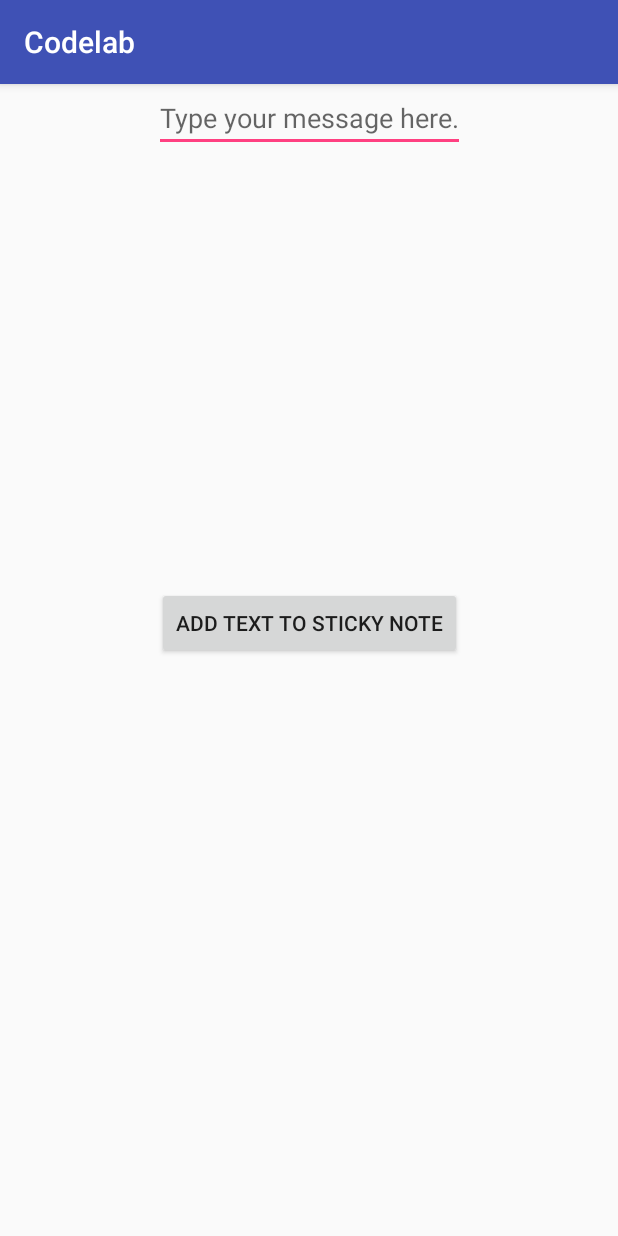
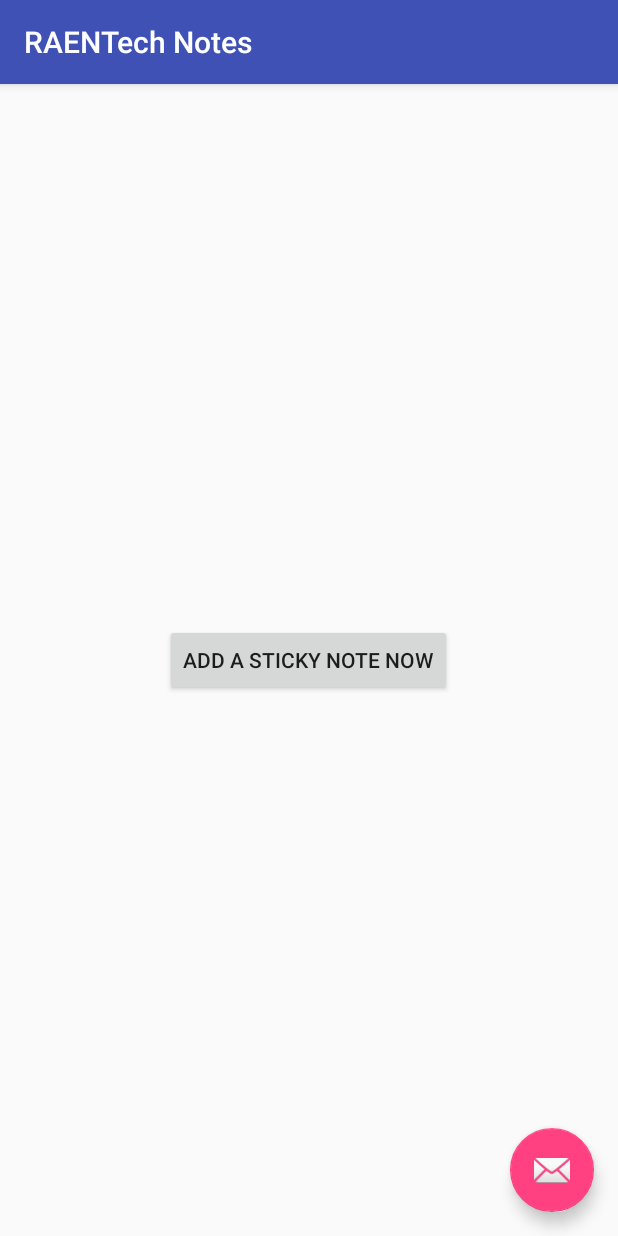
Before and after one commit to RAENTech-Productivity/RAEN, an Android app: the screen it shows after launch (AddText before the commit, ArIntro after it), on a phone screen of 412 x 824 dp. Run offline under Robolectric (Android 15) with nearby library versions, the phone set to English and light mode, and no system bars; libraries missing offline, so code that uses them is left out: com.gamesparks.sdk; 4 statements that could not run were skipped.

Commit message:
Working keyboard AND database connection. Added new introductory activity

```diff
--- a/app/src/main/AndroidManifest.xml
+++ b/app/src/main/AndroidManifest.xml
@@ -27,12 +27,21 @@
         android:theme="@style/AppTheme"
         tools:replace="android:icon">
         <activity
+            android:name=".ArIntro"
+            android:label="@string/app_sticky_notes"
+            android:theme="@style/AppTheme.NoActionBar">
+        <intent-filter>
+        <action android:name="android.intent.action.MAIN" />
+            <category android:name="android.intent.category.LAUNCHER" />
+        </intent-filter>
+        </activity>
+        <activity
             android:name=".MainActivity"
             android:label="@string/app_name"
             android:theme="@style/AppTheme.NoActionBar">
             <intent-filter>
 
-                 <!--<action android:name="android.intent.action.MAIN" />-->
+                <!-- <action android:name="android.intent.action.MAIN" /> -->
                 <category android:name="android.intent.category.LAUNCHER" />
 
                 <action android:name="android.intent.action.VIEW" />
@@ -41,10 +50,10 @@
         <activity
             android:name=".AddText"
             android:label="@string/app_name"
-            android:theme="@style/AppTheme.NoActionBar"
-            >
+            android:theme="@style/AppTheme.NoActionBar">
             <intent-filter>
-                <action android:name="android.intent.action.MAIN" />
+                <!--<action android:name="android.intent.action.MAIN" />-->
+
                 <category android:name="android.intent.category.LAUNCHER" />
 
                 <action android:name="android.intent.action.VIEW" />
--- a/app/src/main/java/com/google/devrel/ar/codelab/AddText.java
+++ b/app/src/main/java/com/google/devrel/ar/codelab/AddText.java
@@ -65,9 +65,11 @@ public class AddText extends AppCompatActivity {
 
 //        GSAndroidPlatform.initialise(this, "u374201md1E4", "ktbBEnAi7UjgzEFdlY8s9E892AqZoVnR", "device", false, false);
 
-        GSAndroidPlatform.initialise(this, "u374201md1E4", "ktbBEnAi7UjgzEFdlY8s9E892AqZoVnR", "device", true, true);
-        Log.i("GOTHEREGS", "initial GS");
-        Log.i("GOTHEREGS", "GS:" + GSAndroidPlatform.gs());
+//        GSAndroidPlatform.initialise(this, "u374201md1E4", "ktbBEnAi7UjgzEFdlY8s9E892AqZoVnR", "device", true, true);
+//        Log.i("GOTHEREGS", "initial GS");
+//        Log.i("GOTHEREGS", "GS:" + GSAndroidPlatform.gs());
+
+//        authenticateGS();
 
         Button btn = (Button)findViewById(R.id.add_text_button);
 
@@ -131,15 +133,15 @@ public class AddText extends AppCompatActivity {
         Log.i("GOTHERE END CREATE", "hit end of method");
     }
 
-    @Override
-    public void onStart()
-    {
-        super.onStart();
-
-        GSAndroidPlatform.gs().start();
-        Log.i("GOTHEREGS", "started GS");
-
-    }
+//    @Override
+//    public void onStart()
+//    {
+//        super.onStart();
+//
+//        GSAndroidPlatform.gs().start();
+//        Log.i("GOTHEREGS", "started GS");
+//
+//    }
 
     private void authenticateGS(){
         GSAndroidPlatform.gs().setOnAvailable(available -> {
--- /dev/null
+++ b/app/src/main/java/com/google/devrel/ar/codelab/ArIntro.java
@@ -0,0 +1,108 @@
+package com.google.devrel.ar.codelab;
+
+import android.Manifest;
+import android.content.Context;
+import android.content.DialogInterface;
+import android.content.Intent;
+import android.content.pm.PackageManager;
+import android.location.Address;
+import android.location.Criteria;
+import android.location.LocationProvider;
+import android.os.Bundle;
+import android.provider.Settings;
+import android.provider.Settings.Secure;
+import android.support.design.widget.FloatingActionButton;
+import android.support.design.widget.Snackbar;
+import android.support.v4.app.ActivityCompat;
+import android.support.v4.content.ContextCompat;
+import android.support.v7.app.AppCompatActivity;
+import android.support.v7.widget.Toolbar;
+import android.telephony.TelephonyManager;
+import android.util.Log;
+import android.view.Gravity;
+import android.view.View;
+import android.view.inputmethod.InputMethodManager;
+import android.widget.Button;
+
+import com.gamesparks.sdk.GSEventConsumer;
+import com.gamesparks.sdk.android.GSAndroidPlatform;
+import com.gamesparks.sdk.api.GSData;
+import com.gamesparks.sdk.api.autogen.GSResponseBuilder;
+import com.gamesparks.sdk.api.autogen.GSRequestBuilder.LogEventRequest;
+import com.gamesparks.sdk.api.autogen.GSResponseBuilder.LogEventResponse;
+import com.gamesparks.sdk.api.autogen.GSTypes.*;
+import android.location.Geocoder;
+import android.location.Location;
+import android.location.LocationListener;
+import android.location.LocationManager;
+import android.support.v7.app.AlertDialog;
+import android.widget.MultiAutoCompleteTextView;
+import android.widget.TextView;
+import android.widget.Toast;
+
+import com.gamesparks.sdk.android.GSAndroidPlatform;
+
+public class ArIntro extends AppCompatActivity {
+
+    @Override
+    protected void onCreate(Bundle savedInstanceState) {
+        super.onCreate(savedInstanceState);
+        setContentView(R.layout.activity_ar_intro);
+        Toolbar toolbar = findViewById(R.id.toolbar);
+        setSupportActionBar(toolbar);
+
+        GSAndroidPlatform.initialise(this, "u374201md1E4",
+                "ktbBEnAi7UjgzEFdlY8s9E892AqZoVnR", "device",
+                false, true);
+        Log.i("GOTHEREGS", "initial GS");
+        Log.i("GOTHEREGS", "GS:" + GSAndroidPlatform.gs());
+    authenticateGS();
+
+        Button btn = (Button)findViewById(R.id.button);
+
+        btn.setOnClickListener(new View.OnClickListener() {
+            @Override
+            public void onClick(View v) {
+                authenticateGS();
+
+                Log.i("GOTHERE", "about to start");
+                startActivity(new Intent(ArIntro.this, AddText.class));
+                Log.i("GOTHERE", "started activity");
+
+            }
+        });
+
+    }
+    @Override
+    public void onStart()
+    {
+        super.onStart();
+
+        GSAndroidPlatform.gs().start();
+        Log.i("GOTHEREGS", "started GS");
+
+    }
+    private void authenticateGS(){
+        GSAndroidPlatform.gs().setOnAvailable(available -> {
+            Log.i("GOTHEREGS", "on event 1");
+
+            if (available) {
+                Log.i("GOTHEREGS", "connection to GS");
+
+                //If we connect, authenticate our player
+                GSAndroidPlatform.gs().getRequestBuilder().createDeviceAuthenticationRequest().
+                        send(authenticationResponse -> {
+
+                            if(!authenticationResponse.hasErrors()){
+                                //Do something when we authenticate
+                                Log.i("GOTHEREGS", "authenticated");
+                            }
+                            else {
+                                Log.i("GOTHEREGS", "authentication failed");
+                            }
+
+                        });
+            }
+        });
+    }
+}
--- /dev/null
+++ b/app/src/main/res/layout/activity_ar_intro.xml
@@ -0,0 +1,33 @@
+<?xml version="1.0" encoding="utf-8"?>
+<android.support.design.widget.CoordinatorLayout xmlns:android="http://schemas.android.com/apk/res/android"
+    xmlns:app="http://schemas.android.com/apk/res-auto"
+    xmlns:tools="http://schemas.android.com/tools"
+    android:layout_width="match_parent"
+    android:layout_height="match_parent"
+    tools:context=".ArIntro">
+
+    <android.support.design.widget.AppBarLayout
+        android:layout_width="match_parent"
+        android:layout_height="wrap_content"
+        android:theme="@style/AppTheme.AppBarOverlay">
+
+        <android.support.v7.widget.Toolbar
+            android:id="@+id/toolbar"
+            android:layout_width="match_parent"
+            android:layout_height="?attr/actionBarSize"
+            android:background="?attr/colorPrimary"
+            app:popupTheme="@style/AppTheme.PopupOverlay" />
+
+    </android.support.design.widget.AppBarLayout>
+
+    <include layout="@layout/content_ar_intro" />
+
+    <android.support.design.widget.FloatingActionButton
+        android:id="@+id/fab"
+        android:layout_width="wrap_content"
+        android:layout_height="wrap_content"
+        android:layout_gravity="bottom|end"
+        android:layout_margin="@dimen/fab_margin"
+        app:srcCompat="@android:drawable/ic_dialog_email" />
+
+</android.support.design.widget.CoordinatorLayout>
--- /dev/null
+++ b/app/src/main/res/layout/content_ar_intro.xml
@@ -0,0 +1,17 @@
+<?xml version="1.0" encoding="utf-8"?>
+<RelativeLayout xmlns:android="http://schemas.android.com/apk/res/android"
+    xmlns:app="http://schemas.android.com/apk/res-auto"
+    xmlns:tools="http://schemas.android.com/tools"
+    android:layout_width="match_parent"
+    android:layout_height="match_parent"
+    app:layout_behavior="@string/appbar_scrolling_view_behavior"
+    tools:context=".ArIntro"
+    tools:showIn="@layout/activity_ar_intro">
+
+    <Button
+        android:id="@+id/button"
+        android:layout_width="wrap_content"
+        android:layout_height="wrap_content"
+        android:text="Add a Sticky Note Now"
+        android:layout_centerInParent="true" />
+</RelativeLayout>
--- a/app/src/main/res/values/strings.xml
+++ b/app/src/main/res/values/strings.xml
@@ -1,8 +1,10 @@
 <resources>
-    <string name="app_name">Codelab</string>
+    <string name="app_name">RAENTech Productivity</string>
+    <string name="app_sticky_notes">RAENTech Notes</string>
     <string name="action_settings">Settings</string>
     <string name="title_activity_add_text">AddText</string>
     <string name="add_text_box">Edit text</string>
     <string name="add_text_button">Add Text to Sticky Note</string>
     <string name="title_activity_text_keyboard">TextKeyboard</string>
+    <string name="title_activity_ar_intro">ArIntro</string>
 </resources>
```
